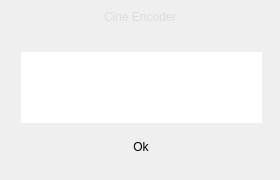
First picture: the form in app/taskcomplete.ui, repository CineEncoder/cine-encoder, before the edit.
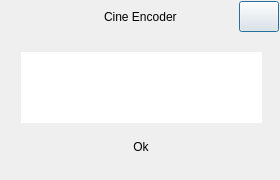
Second picture: the form after the edit. Icons and pictures are not drawn.

The edit to the form file:
```diff
--- a/app/taskcomplete.ui
+++ b/app/taskcomplete.ui
@@ -195,18 +195,6 @@
               <property name="toolTip">
                <string>Close</string>
               </property>
-              <property name="styleSheet">
-               <string notr="true">QPushButton {	
-	border: none;
-	background-color: transparent;
-}
-QPushButton:hover {
-	background-color: rgb(52, 59, 72);
-}
-QPushButton:pressed {	
-	background-color: rgb(85, 170, 255);
-}</string>
-              </property>
               <property name="text">
                <string/>
               </property>
@@ -250,13 +238,6 @@
             </item>
             <item row="0" column="2">
              <widget class="QLabel" name="label_title">
-              <property name="styleSheet">
-               <string notr="true">QLabel {	
-	background-color: transparent;
-	color: rgb(220, 220, 220);
-}
-</string>
-              </property>
               <property name="text">
                <string>Cine Encoder</string>
               </property>
```
Left out of the diff: 8 changed lines with no effect on the pictures.
